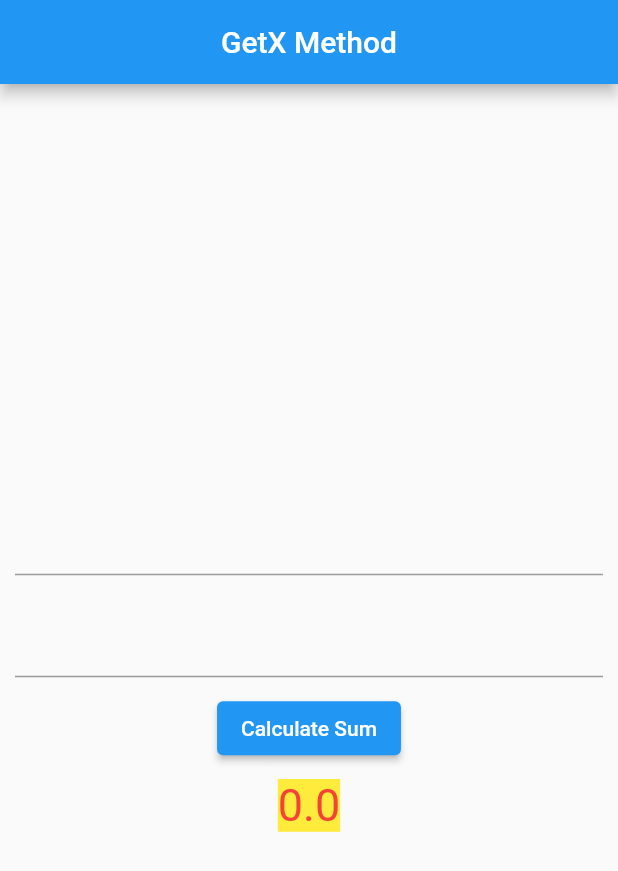
After one commit to Krutik-Kelawala/tabbar_project, a Flutter app: the screen it shows after launch, after a tap on "GetX Method page", after a tap on "Calculate Sum", on a phone screen of 412 x 824 dp. The commit adds this screen. Shown: the top 871 px of the screen. Run offline on Flutter 3.47's test engine with Material 2 defaults, Android fonts, the phone set to English and light mode, and no system bars; our stand-ins replace dio, get, permission_handler; network calls fail.

Commit message:
Shayari remain

```diff
--- /dev/null
+++ b/lib/getxpage.dart
@@ -0,0 +1,91 @@
+import 'package:flutter/material.dart';
+import 'package:get/get.dart';
+import 'package:tabbar_project/main.dart';
+
+class Getxmethodpg extends StatefulWidget {
+  @override
+  State<Getxmethodpg> createState() => _GetxmethodpgState();
+}
+
+class _GetxmethodpgState extends State<Getxmethodpg> {
+  TextEditingController a1 = TextEditingController();
+  TextEditingController a2 = TextEditingController();
+  Getxdemo aaa = Get.put(Getxdemo());
+
+  @override
+  Widget build(BuildContext context) {
+    return WillPopScope(
+      onWillPop: firstpggg,
+      child: Scaffold(
+        appBar: AppBar(
+          title: Text("GetX Method"),
+          centerTitle: true,
+        ),
+        body: Center(
+          child: Column(mainAxisAlignment: MainAxisAlignment.center, children: [
+            Container(
+              margin: EdgeInsets.all(10),
+              child: TextField(
+                keyboardType: TextInputType.number,
+                controller: a1,
+              ),
+            ),
+            Container(
+              margin: EdgeInsets.all(10),
+              child: TextField(
+                keyboardType: TextInputType.number,
+                controller: a2,
+              ),
+            ),
+            ElevatedButton(
+                onPressed: () {
+                  aaa.sumcalculate(a1.text, a2.text);
+                },
+                child: Text("Calculate Sum")),
+            SizedBox(
+              height: 10,
+            ),
+            Obx(() => Text(
+                  "${aaa.sum.value}",
+                  style: TextStyle(
+                      fontSize: 30,
+                      color: Colors.red,
+                      backgroundColor: Colors.yellow),
+                ))
+          ]),
+        ),
+      ),
+    );
+  }
+
+  Future<bool> firstpggg() {
+    Navigator.pushReplacement(context, MaterialPageRoute(
+      builder: (context) {
+        return firstpage();
+      },
+    ));
+    return Future.value(true);
+  }
+}
+
+class Getxdemo extends GetxController {
+  RxString sum = "".obs;
+  double p = 0;
+  double q = 0;
+
+  void sumcalculate(String a1, String a2) {
+    if (a1.isNotEmpty) {
+      p = double.parse(a1);
+    } else {
+      p = 0;
+    }
+    if (a2.isNotEmpty) {
+      q = double.parse(a2);
+    } else {
+      q = 0;
+    }
+
+    double c = p + q;
+    sum.value = c.toString();
+  }
+}
--- a/lib/main.dart
+++ b/lib/main.dart
@@ -1,7 +1,9 @@
 import 'package:flutter/material.dart';
 import 'package:permission_handler/permission_handler.dart';
+import 'package:tabbar_project/getxpage.dart';
 import 'package:tabbar_project/providerdemo.dart';
 import 'package:tabbar_project/providermethod2.dart';
+import 'package:tabbar_project/shayariofflinedbpage.dart';
 import 'package:tabbar_project/streambuilderwork.dart';
 
 void main() {
@@ -36,12 +38,12 @@ class _firstpageState extends State<firstpage> {
                     builder: (context) => streambuilderpage(),
                   )),
               leading: Icon(Icons.add_circle),
-              title: Text("Stream Builder page"),
+              title: Text("Apicall through provider"),
             )
           ],
         )),
         appBar: AppBar(
-          title: Text("Tabbar"),
+          title: Text("Tabbar"), leading: Icon(Icons.adb),
           // centerTitle: true,
           bottom: TabBar(tabs: [
             Tab(
@@ -49,7 +51,7 @@ class _firstpageState extends State<firstpage> {
               text: "Chats",
             ),
             Tab(
-              icon: Icon(Icons.camera_alt_outlined),
+              icon: Icon(Icons.add_a_photo_rounded),
               text: "Camera",
             ),
             Tab(
@@ -93,10 +95,36 @@ class _firstpageState extends State<firstpage> {
 
                     await [
                       Permission.camera,
+                      Permission.storage,
+                      Permission.location,
                     ].request();
                   }
                 },
-                icon: Icon(Icons.photo_camera_front_outlined))
+                icon: Icon(Icons.add_a_photo)),
+            SizedBox(
+              height: 20,
+            ),
+            ElevatedButton(
+                onPressed: () {
+                  Navigator.pushReplacement(context, MaterialPageRoute(
+                    builder: (context) {
+                      return Getxmethodpg();
+                    },
+                  ));
+                },
+                child: Text("GetX Method page")),
+            SizedBox(
+              height: 20,
+            ),
+            ElevatedButton(
+                onPressed: () {
+                  Navigator.pushReplacement(context, MaterialPageRoute(
+                    builder: (context) {
+                      return ShayariDBpg();
+                    },
+                  ));
+                },
+                child: Text("Shayari DB"))
           ]),
         ),
         bottomNavigationBar: BottomNavigationBar(
--- a/lib/providerdemo.dart
+++ b/lib/providerdemo.dart
@@ -46,6 +46,8 @@ class providepage extends StatelessWidget {
           ),
         ));
   }
+
+
 }
 
 class providerdemo extends ChangeNotifier {
```
Also changed, not shown: lib/shayariofflinedbpage.dart (added, +53 -0 lines), lib/streambuilderwork.dart (+96 -95 lines), pubspec.yaml (+6 -2 lines), pubspec.lock, 2 other files.
